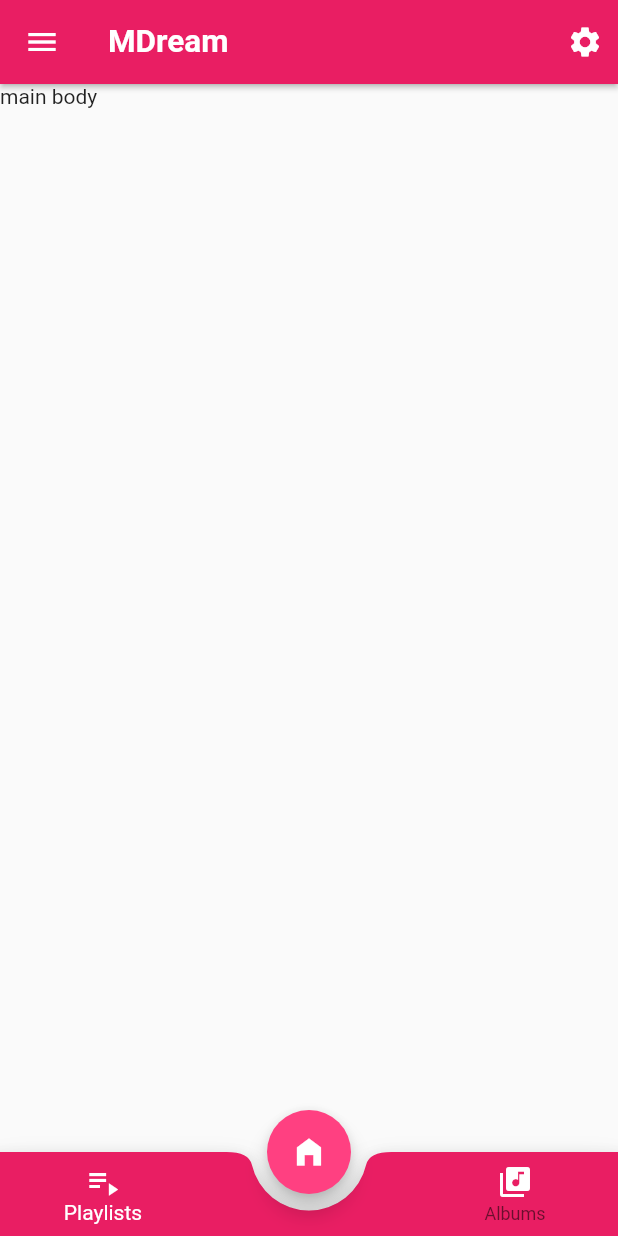
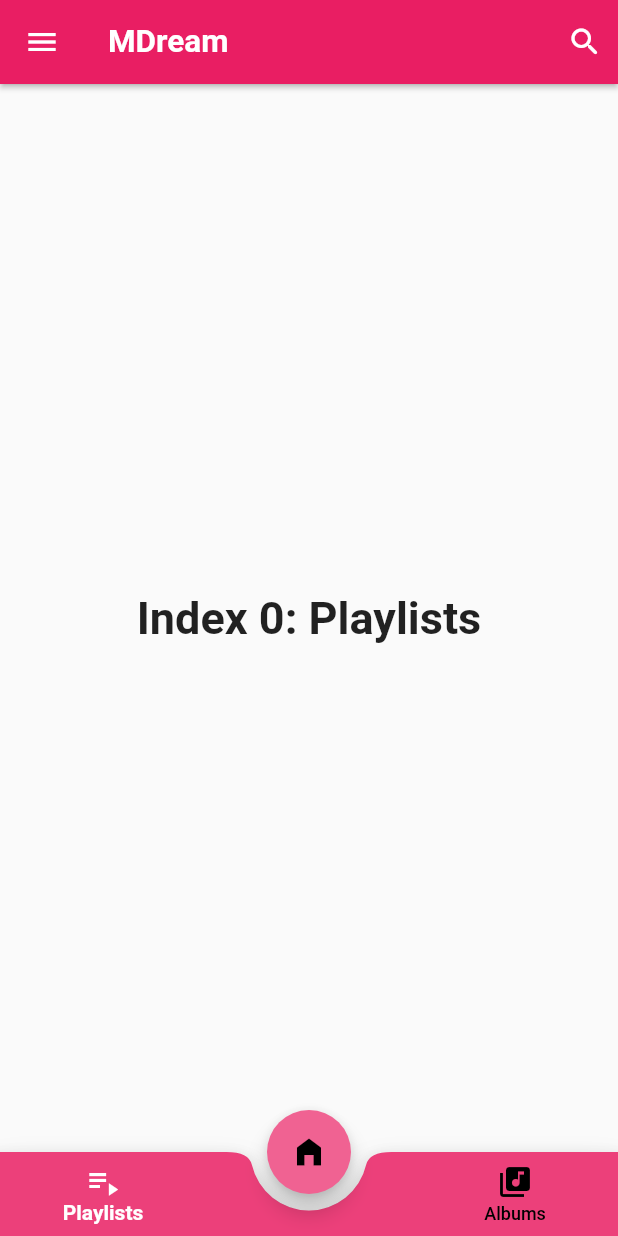
Before and after one commit to plntry/music_app_flutter, a Flutter app: the screen it shows after launch, on a phone screen of 412 x 824 dp. Run offline on Flutter 3.47's test engine with Material 2 defaults, Android fonts, the light colour scheme and no system bars.

Commit message:
final fix bottom navbar

```diff
--- a/lib/main.dart
+++ b/lib/main.dart
@@ -5,8 +5,41 @@ import './widgets/app_drawer.dart';
 
 void main() => runApp(const MyApp());
 
-class MyApp extends StatelessWidget {
+class MyApp extends StatefulWidget {
   const MyApp({super.key});
+
+  @override
+  State<MyApp> createState() => _MyAppState();
+}
+
+class _MyAppState extends State<MyApp> {
+  int _selectedIndex = 0;
+
+  static const TextStyle optionStyle =
+      TextStyle(fontSize: 30, fontWeight: FontWeight.bold);
+
+  static const List<Widget> _navOptions = <Widget>[
+    Text(
+      'Index 0: Playlists',
+      style: optionStyle,
+    ),
+    Text(
+      'Index 1: Home',
+      style: optionStyle,
+    ),
+    Text(
+      'Index 2: Albums',
+      style: optionStyle,
+    ),
+  ];
+
+  void _onItemTapped(int index) {
+    if (index != 1) {
+      setState(() {
+        _selectedIndex = index;
+      });
+    }
+  }
 
   @override
   Widget build(BuildContext context) {
@@ -26,29 +59,31 @@ class MyApp extends StatelessWidget {
           actions: const [
             Padding(
               padding: EdgeInsets.only(right: 10),
-              child: Icon(Icons.settings),
+              child: Icon(Icons.search_rounded),
             ),
           ],
         ),
         drawer: const AppDrawer(),
-        body: const Text('main body'),
-        // bottomNavigationBar: const BottomBar(),
-        // floatingActionButton: FloatingActionButton(
-        //   onPressed: () {},
-        //   child: Icon(Icons.add),
-        // ),
-        bottomNavigationBar: const BottomBar(),
+        body: Center(
+          child: _navOptions.elementAt(_selectedIndex),
+        ),
+        bottomNavigationBar: BottomBar(
+          selectedIndex: _selectedIndex,
+          onItemTapped: _onItemTapped,
+        ),
         floatingActionButtonLocation: FloatingActionButtonLocation.centerDocked,
         floatingActionButton: Padding(
           padding: const EdgeInsets.all(3),
           child: FloatingActionButton(
-            // backgroundColor: _currentIndex == 1 ? Colors.blue : Colors.blueGrey,
-            backgroundColor: Colors.pinkAccent,
+            foregroundColor: _selectedIndex == 1 ? Colors.white : Colors.black,
+            backgroundColor:
+                _selectedIndex == 1 ? Colors.pink : Colors.pink.shade300,
             child: const Icon(Icons.home_filled),
-            onPressed: () => {},
-            // setState(() {
-            //   _currentIndex = 1;
-            // }),
+            onPressed: () => {
+              setState(() {
+                _selectedIndex = 1;
+              })
+            },
           ),
         ),
       ),
--- a/lib/widgets/bottom_bar.dart
+++ b/lib/widgets/bottom_bar.dart
@@ -1,91 +1,57 @@
 import 'package:flutter/material.dart';
 
 class BottomBar extends StatelessWidget {
-  const BottomBar({super.key});
+  final int selectedIndex;
+  final void Function(int) onItemTapped;
 
-  final bottomBarItemProps = const [
-    {
-      'icon': Icons.home_filled,
-      'label': 'Home',
-    },
-    {
-      'icon': Icons.search_rounded,
-      'label': 'Search',
-    },
-    {
-      'icon': Icons.playlist_play,
-      'label': 'Playlists',
-    },
-    {
-      'icon': Icons.library_music,
-      'label': 'Albums',
-    }
-  ];
+  const BottomBar({
+    required this.selectedIndex,
+    required this.onItemTapped,
+    super.key,
+  });
 
   @override
   Widget build(BuildContext context) {
-    // return BottomAppBar(
-    //   color: Colors.pink,
-    //   shape: const CircularNotchedRectangle(),
-    //   notchMargin: 5,
-    //   child: SizedBox(
-    //     height: 60,
-    //     child: Padding(
-    //       padding: const EdgeInsets.only(
-    //         right: 73,
-    //       ),
-    //       child: Row(
-    //         mainAxisSize: MainAxisSize.max,
-    //         mainAxisAlignment: MainAxisAlignment.end,
-    //         children: <Widget>[
-    //           ...(bottomBarItemProps)
-    //               .map(
-    //                 (item) => BottomBarItem(
-    //                   iconData: item['icon'] as IconData,
-    //                   label: item['label'] as String,
-    //                 ),
-    //               )
-    //               .toList(),
-    //         ],
-    //       ),
-    //     ),
-    //   ),
-    // );
     return BottomAppBar(
       shape: const CircularNotchedRectangle(),
       notchMargin: 8.0,
       clipBehavior: Clip.antiAlias,
-      child: SizedBox(
-        height: kBottomNavigationBarHeight,
+      child: Theme(
+        data: ThemeData(
+          splashColor: Colors.transparent,
+          highlightColor: Colors.transparent,
+        ),
         child: BottomNavigationBar(
-            // unselectedLabelStyle: TextStyle(
-            //   color: Colors.white,
-            // ),
-            // currentIndex: _currentIndex,
-            backgroundColor: Colors.pink,
+          selectedLabelStyle: const TextStyle(
+            fontWeight: FontWeight.bold,
+          ),
+          unselectedLabelStyle: const TextStyle(
+            fontWeight: FontWeight.w500,
+          ),
           selectedItemColor: Colors.white,
-            onTap: (index) {
-              // setState(() {
-              //   _currentIndex = index;
-              // });
-            },
+          unselectedItemColor: Colors.black,
+          currentIndex: selectedIndex,
+          onTap: onItemTapped,
+          backgroundColor: Colors.pink.shade400,
           items: const [
             BottomNavigationBarItem(
               icon: Icon(Icons.playlist_play),
               label: 'Playlists',
             ),
             BottomNavigationBarItem(
-                icon: Icon(Icons.home),
+              icon: Icon(
+                Icons.library_music,
+              ),
               label: '',
             ),
             BottomNavigationBarItem(
               icon: Icon(
                 Icons.library_music,
-                  color: Colors.white,
               ),
               label: 'Albums',
             )
-            ]),
+          ],
+        ),
       ),
     );
   }
```
Lines whose indentation alone changed are shown as unchanged.
